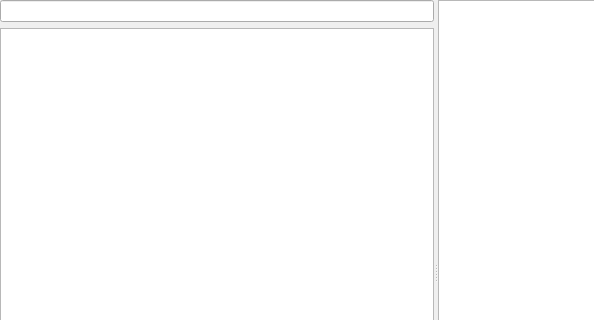
Above: twowaylist.ui from yunag/QLibraryManagementSystem before the change; both pictures show x 0 to 594 and y 0 to 320 of the 871 by 543 pixel window. Below: the same form after it.
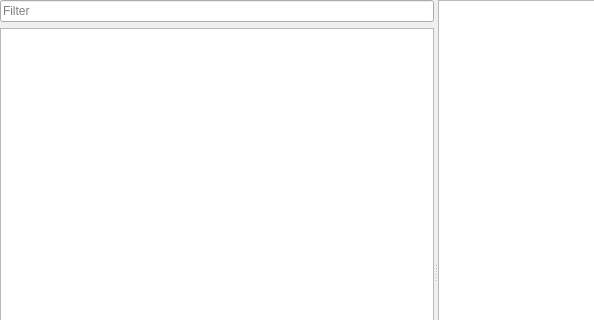
That is the form after the change. Custom widgets are drawn as their Qt base class.

```diff
--- a/twowaylist.ui
+++ b/twowaylist.ui
@@ -34,7 +34,11 @@
      <widget class="QWidget" name="layoutWidget">
       <layout class="QVBoxLayout" name="verticalLayout">
        <item>
-        <widget class="QLineEdit" name="lineEdit"/>
+        <widget class="QLineEdit" name="lineEdit">
+         <property name="placeholderText">
+          <string>Filter</string>
+         </property>
+        </widget>
        </item>
        <item>
         <widget class="DragDropListView" name="leftListView">
```
